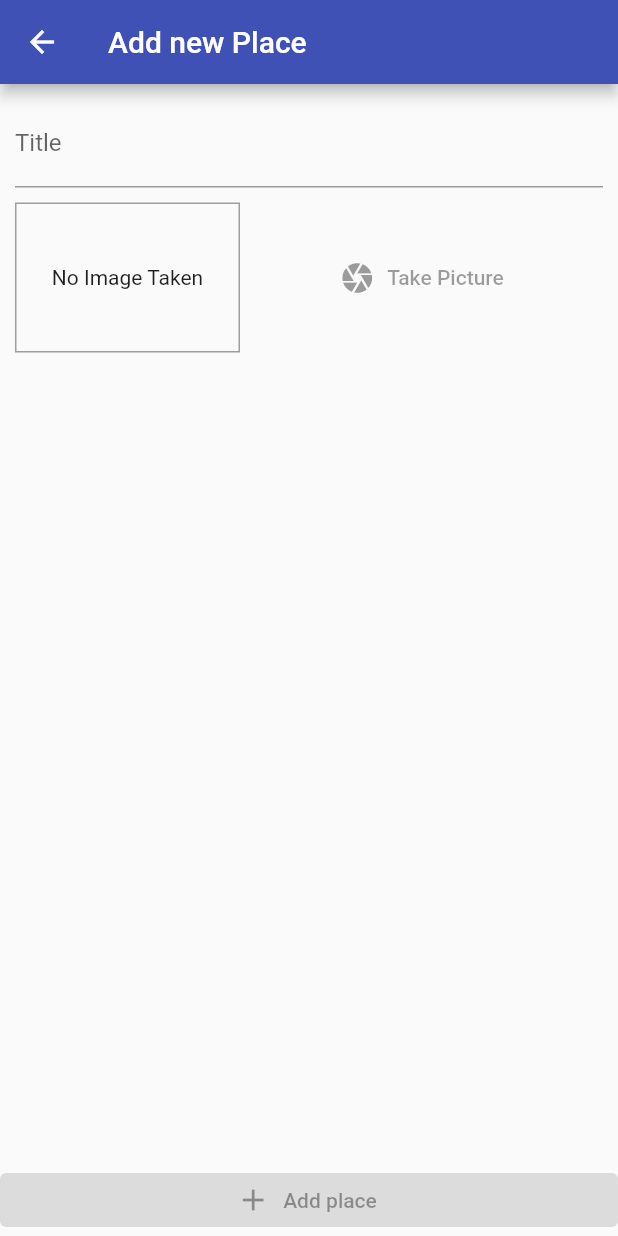
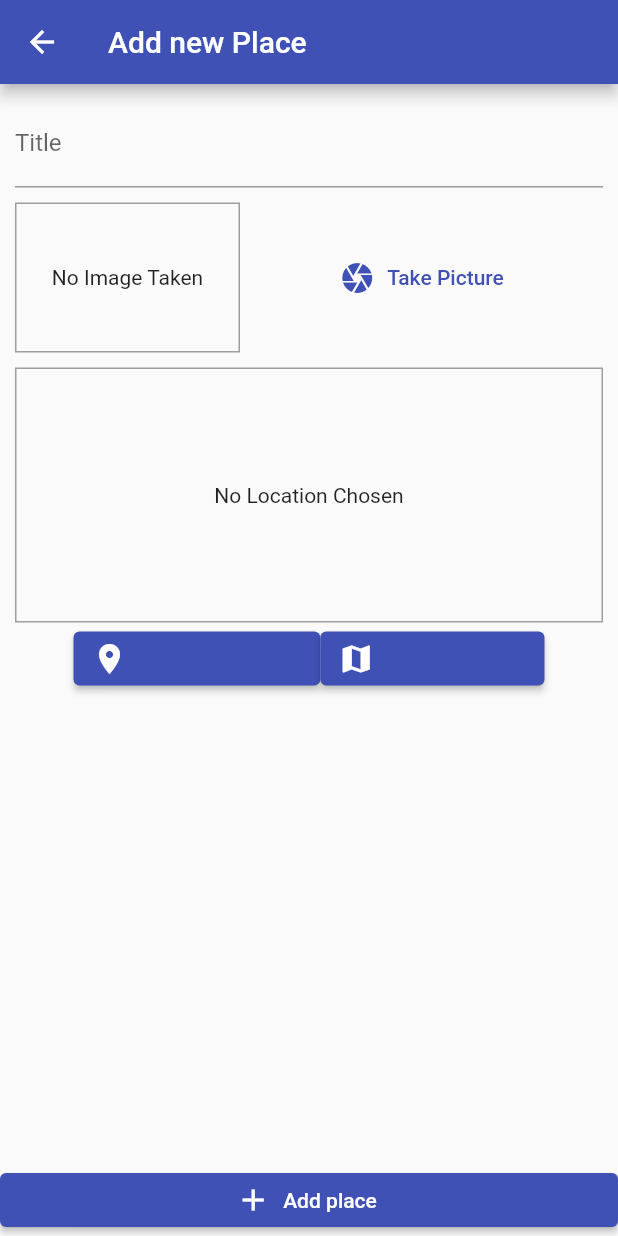
Before and after one commit to LightEzekiel/placesDemo, a Flutter app: the screen it shows after launch, after a tap on the "add" icon, on a phone screen of 412 x 824 dp. Run offline on Flutter 3.47's test engine with Material 2 defaults, Android fonts, the phone set to English and light mode, and no system bars; our stand-ins replace google_maps_flutter, image_picker, location, sqflite; accounts and stored records are empty.

Commit message:
Second commit

```diff
--- /dev/null
+++ b/lib/helpers/db_helper.dart
@@ -0,0 +1,28 @@
+import 'package:sqflite/sqflite.dart' as sql;
+import 'package:path/path.dart' as path;
+import 'package:sqflite/sqlite_api.dart';
+
+class DBHelper {
+  static Future<Database> database() async {
+    final dbPath = await sql.getDatabasesPath();
+    return sql.openDatabase(path.join(dbPath, 'places.db'),
+        onCreate: (db, version) {
+      return db.execute(
+          'CREATE TABLE user_places(id TEXT PRIMARY KEY, tilte TEXT, image TEXT,loc_lat REAL,loc_lng REAL,address TEXT)');
+    }, version: 1);
+  }
+
+  static Future<void> insert(String table, Map<String, Object> data) async {
+    final db = await DBHelper.database();
+    db.insert(
+      table,
+      data,
+      conflictAlgorithm: ConflictAlgorithm.replace,
+    );
+  }
+
+  static Future<List<Map<String, dynamic>>> getData(String table) async {
+    final db = await DBHelper.database();
+    return db.query(table);
+  }
+}
--- /dev/null
+++ b/lib/helpers/location_helper.dart
@@ -0,0 +1,18 @@
+import 'dart:convert';
+import 'package:http/http.dart' as http;
+
+const GOOGLE_API_KEY = 'AIZaSyBg9yn5JtQgKRbg6FCTy4ewbF24KRuAYI';
+
+class LocationHelper {
+  static String generateLocationPreviewImage(
+      {double? latitude, double? longitude}) {
+    return 'https://maps.googleapis.com/maps/api/staticmap?center=&$latitude,$longitude&zoom=16&size=600x300&maptype=roadmap&markers=color:red%7Clabel:A%7C$latitude,$longitude&key=$GOOGLE_API_KEY';
+  }
+
+  static Future getPlaceAddress(double lat, double lng) async {
+    final url =
+        'https://maps.googleapis.com/maps/api/geocode/json?address=$lat,$lng&key=$GOOGLE_API_KEY';
+    final response = await http.get(Uri.parse(url));
+    return json.decode(response.body)['results'][0]['formatted_address'];
+  }
+}
--- a/lib/main.dart
+++ b/lib/main.dart
@@ -1,8 +1,10 @@
 import 'package:flutter/material.dart';
 import 'package:places_demo/providers/great_places.dart';
-import 'package:places_demo/screens/places_details_screen.dart';
-import 'package:places_demo/screens/places_list_screen.dart';
+import 'package:places_demo/screens/detail_screen.dart';
 import 'package:provider/provider.dart';
+
+import 'screens/add_place_screen.dart';
+import 'screens/places_list_screen.dart';
 
 void main() {
   runApp(MyApp());
@@ -15,12 +17,14 @@ class MyApp extends StatelessWidget {
     return ChangeNotifierProvider.value(
       value: GreatPlaces(),
       child: MaterialApp(
+        debugShowCheckedModeBanner: false,
         title: 'Great Places',
         theme:
             ThemeData(primarySwatch: Colors.indigo, accentColor: Colors.amber),
         home: PlacesListScreen(),
         routes: {
           AddPlaceScreen.routeName: (ctx) => AddPlaceScreen(),
+          PlaceDetailScreen.routeName: (ctx) => PlaceDetailScreen(),
         },
       ),
     );
--- a/lib/models/place.dart
+++ b/lib/models/place.dart
@@ -4,7 +4,7 @@ class PlaceLocation {
   final double? latitude, longitude;
   final String? address;
 
-  PlaceLocation(
+  const PlaceLocation(
       {required this.latitude, required this.longitude, this.address});
 }
 
--- a/lib/providers/great_places.dart
+++ b/lib/providers/great_places.dart
@@ -1,5 +1,8 @@
+import 'dart:io';
 import 'package:flutter/material.dart';
-import 'package:places_demo/models/place.dart';
+import '../models/place.dart';
+import '../helpers/db_helper.dart';
+import '../helpers/location_helper.dart';
 
 class GreatPlaces with ChangeNotifier {
   List<Place> _items = [];
@@ -7,4 +10,53 @@ class GreatPlaces with ChangeNotifier {
   List<Place> get items {
     return [..._items];
   }
+
+  Place findById(String id) {
+    return _items.firstWhere((place) => place.id == id);
+  }
+
+  Future<void> addPlace(String PickedTitle, File pickedImage,
+      PlaceLocation pickedLocation) async {
+    var address = await LocationHelper.getPlaceAddress(
+        pickedLocation.latitude!, pickedLocation.longitude!);
+    final updatedLocation = PlaceLocation(
+        latitude: pickedLocation.latitude,
+        longitude: pickedLocation.longitude,
+        address: address!);
+    final newPlace = Place(
+        id: DateTime.now().toString(),
+        title: PickedTitle,
+        location: updatedLocation,
+        image: pickedImage);
+
+    _items.add(newPlace);
+    notifyListeners();
+
+    DBHelper.insert('user_places', {
+      'id': newPlace.id!,
+      'title': newPlace.title!,
+      'image': newPlace.image.path,
+      'loc_lat': newPlace.location.latitude!,
+      'loc_lng': newPlace.location.longitude!,
+      'address': newPlace.location.address!
+    });
+  }
+
+  Future<void> fetAndSetPlace() async {
+    final dataList = await DBHelper.getData('user_places');
+    _items = dataList
+        .map(
+          (item) => Place(
+            id: item['id'],
+            title: item['title'],
+            location: PlaceLocation(
+                latitude: item['loc_lat'],
+                longitude: item['loc_lng'],
+                address: item['address']),
+            image: File(item['image']),
+          ),
+        )
+        .toList();
+    notifyListeners();
+  }
 }
--- a/lib/screens/add_place_screen.dart
+++ b/lib/screens/add_place_screen.dart
@@ -0,0 +1,78 @@
+import 'dart:io';
+
+import 'package:flutter/material.dart';
+import 'package:places_demo/models/place.dart';
+import 'package:places_demo/widgets/image_input.dart';
+import 'package:places_demo/widgets/location_input.dart';
+import 'package:provider/provider.dart';
+
+import '../providers/great_places.dart';
+
+class AddPlaceScreen extends StatefulWidget {
+  static const routeName = '/add-place';
+
+  @override
+  State<AddPlaceScreen> createState() => _AddPlaceScreenState();
+}
+
+class _AddPlaceScreenState extends State<AddPlaceScreen> {
+  final _titleController = TextEditingController();
+  File? _pickedImage;
+  PlaceLocation? _pickedLocation;
+
+  void _selectImage(File pickedImage) {
+    _pickedImage = pickedImage;
+  }
+
+  void _selectPlace(double lat, double lng) {
+    _pickedLocation = PlaceLocation(latitude: lat, longitude: lng);
+  }
+
+  void _savePlace() {
+    if (_titleController.text.isEmpty ||
+        _pickedImage == null ||
+        _pickedLocation == null) {
+      return;
+    }
+    Provider.of<GreatPlaces>(context, listen: false)
+        .addPlace(_titleController.text, _pickedImage!, _pickedLocation!);
+    Navigator.of(context).pop();
+  }
+
+  @override
+  Widget build(BuildContext context) {
+    return Scaffold(
+      appBar: AppBar(
+        title: Text('Add new Place'),
+      ),
+      body: Column(crossAxisAlignment: CrossAxisAlignment.stretch, children: [
+        Expanded(
+            child: SingleChildScrollView(
+          child: Padding(
+            padding: const EdgeInsets.all(10),
+            child: Column(
+              children: [
+                TextField(
+                  decoration: InputDecoration(labelText: 'Title'),
+                  controller: _titleController,
+                ),
+                SizedBox(
+                  height: 10,
+                ),
+                ImageInput(_selectImage),
+                SizedBox(
+                  height: 10,
+                ),
+                LocationInput(_selectPlace),
+              ],
+            ),
+          ),
+        )),
+        ElevatedButton.icon(
+            onPressed: _savePlace,
+            icon: Icon(Icons.add),
+            label: Text('Add place'))
+      ]),
+    );
+  }
+}
--- a/lib/screens/places_details_screen.dart
+++ /dev/null
@@ -1,44 +0,0 @@
-import 'package:flutter/material.dart';
-import 'package:flutter/services.dart';
-import 'package:places_demo/widgets/image_input.dart';
-
-class AddPlaceScreen extends StatefulWidget {
-  static const routeName = '/add-place';
-
-  @override
-  State<AddPlaceScreen> createState() => _AddPlaceScreenState();
-}
-
-class _AddPlaceScreenState extends State<AddPlaceScreen> {
-  final _titleController = TextEditingController();
-  @override
-  Widget build(BuildContext context) {
-    return Scaffold(
-      appBar: AppBar(
-        title: Text('Add new Place'),
-      ),
-      body: Column(crossAxisAlignment: CrossAxisAlignment.stretch, children: [
-        Expanded(
-            child: SingleChildScrollView(
-          child: Padding(
-            padding: const EdgeInsets.all(10),
-            child: Column(
-              children: [
-                TextField(
-                  decoration: InputDecoration(labelText: 'Title'),
-                  controller: _titleController,
-                ),
-                SizedBox(
-                  height: 10,
-                ),
-                ImageInput(),
-              ],
-            ),
-          ),
-        )),
-        ElevatedButton.icon(
-            onPressed: null, icon: Icon(Icons.add), label: Text('Add place'))
-      ]),
-    );
-  }
-}
--- a/lib/screens/places_list_screen.dart
+++ b/lib/screens/places_list_screen.dart
@@ -1,5 +1,8 @@
 import 'package:flutter/material.dart';
-import 'package:places_demo/screens/places_details_screen.dart';
+import 'package:places_demo/screens/detail_screen.dart';
+import '../providers/great_places.dart';
+import 'package:provider/provider.dart';
+import '../screens/add_place_screen.dart';
 
 class PlacesListScreen extends StatelessWidget {
   const PlacesListScreen({super.key});
@@ -16,8 +19,61 @@ class PlacesListScreen extends StatelessWidget {
               icon: Icon(Icons.add)),
         ],
       ),
-      body: Center(
-        child: CircularProgressIndicator(),
+      body: FutureBuilder(
+        future:
+            Provider.of<GreatPlaces>(context, listen: false).fetAndSetPlace(),
+        builder: (ctx, snapshot) =>
+            snapshot.connectionState == ConnectionState.waiting
+                ? Center(
+                    child: Column(
+                      children: [
+                        CircularProgressIndicator(),
+                        SizedBox(
+                          height: 10,
+                        ),
+                        Text('Fetching Places...'),
+                      ],
+                    ),
+                  )
+                : Consumer<GreatPlaces>(
+                    child: Center(
+                      child: Padding(
+                        padding: const EdgeInsets.all(15.0),
+                        child: Column(
+                          mainAxisAlignment: MainAxisAlignment.center,
+                          children: [
+                            const Text('Got no places yet, start adding some!'),
+                            const SizedBox(
+                              height: 10,
+                            ),
+                            ElevatedButton(
+                                onPressed: () => Navigator.of(context)
+                                    .pushNamed(AddPlaceScreen.routeName),
+                                child: const Text('Add Place')),
+                          ],
+                        ),
+                      ),
+                    ),
+                    builder: (ctx, greatPlaces, ch) => greatPlaces.items.isEmpty
+                        ? ch!
+                        : ListView.builder(
+                            itemCount: greatPlaces.items.length,
+                            itemBuilder: (ctx, i) => ListTile(
+                              leading: CircleAvatar(
+                                backgroundImage:
+                                    FileImage(greatPlaces.items[i].image),
+                              ),
+                              title: Text(greatPlaces.items[i].title!),
+                              subtitle:
+                                  Text(greatPlaces.items[i].location.address!),
+                              onTap: () {
+                                Navigator.of(context).pushNamed(
+                                    PlaceDetailScreen.routeName,
+                                    arguments: greatPlaces.items[i].id);
+                              },
+                            ),
+                          ),
+                  ),
       ),
     );
   }
--- /dev/null
+++ b/lib/widgets/location_input.dart
@@ -0,0 +1,102 @@
+import 'package:flutter/material.dart';
+import 'package:google_maps_flutter/google_maps_flutter.dart';
+import 'package:location/location.dart';
+import '../helpers/location_helper.dart';
+import '../screens/map_screen.dart';
+
+class LocationInput extends StatefulWidget {
+  Function? onSelectPlace;
+  LocationInput(this.onSelectPlace);
+
+  @override
+  State<LocationInput> createState() => _LocationInputState();
+}
+
+class _LocationInputState extends State<LocationInput> {
+  String? _previewImageUrl;
+
+  void _showPreview(double lat, double lng) {
+    final staticMapUrl = LocationHelper.generateLocationPreviewImage(
+        latitude: lat, longitude: lng);
+
+    setState(() {
+      _previewImageUrl = staticMapUrl;
+    });
+  }
+
+  Future<void> _getCurrentUserLocation() async {
+    try {
+      final locData = await Location().getLocation();
+      _showPreview(locData.latitude!, locData.longitude!);
+      widget.onSelectPlace!(locData.latitude, locData.longitude);
+    } catch (e) {
+      return;
+    }
+
+    // print(locData.longitude);
+    // print(locData.latitude);
+  }
+
+  Future<void> _selectOnMap() async {
+    final selectedLocation = await Navigator.of(context).push<LatLng>(
+      MaterialPageRoute(
+        fullscreenDialog: true,
+        builder: (ctx) => MapScreen(
+          isSelecting: true,
+        ),
+      ),
+    );
+    if (selectedLocation == null) {
+      return;
+    }
+    _showPreview(selectedLocation.latitude, selectedLocation.longitude);
+    widget.onSelectPlace!(
+        selectedLocation.latitude, selectedLocation.longitude);
+  }
+
+  @override
+  Widget build(BuildContext context) {
+    return Column(
+      children: [
+        Container(
+          decoration:
+              BoxDecoration(border: Border.all(width: 1, color: Colors.grey)),
+          height: 170,
+          width: double.infinity,
+          alignment: Alignment.center,
+          child: _previewImageUrl == null
+              ? Text(
+                  'No Location Chosen',
+                  textAlign: TextAlign.center,
+                )
+              : Image.network(
+                  _previewImageUrl!,
+                  fit: BoxFit.cover,
+                  width: double.infinity,
+                ),
+        ),
+        Row(
+          mainAxisAlignment: MainAxisAlignment.center,
+          children: [
+            ElevatedButton.icon(
+              onPressed: _getCurrentUserLocation,
+              icon: Icon(Icons.location_on),
+              label: Text(
+                'Current Lcoation',
+                style: TextStyle(color: Theme.of(context).primaryColor),
+              ),
+            ),
+            ElevatedButton.icon(
+              onPressed: _selectOnMap,
+              icon: Icon(Icons.map),
+              label: Text(
+                'Select on Map',
+                style: TextStyle(color: Theme.of(context).primaryColor),
+              ),
+            ),
+          ],
+        )
+      ],
+    );
+  }
+}
```
Also changed, not shown: lib/screens/detail_screen.dart (added, +56 -0 lines), lib/screens/map_screen.dart (added, +60 -0 lines), lib/widgets/image_input.dart (+23 -2 lines), pubspec.yaml (+7 -1 lines), pubspec.lock, 6 other files.
